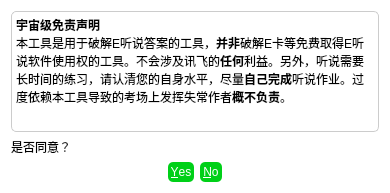
The window that agreement.ui (Howie114514/ETSAnswerCracker) describes before a commit, drawn with Qt 5.
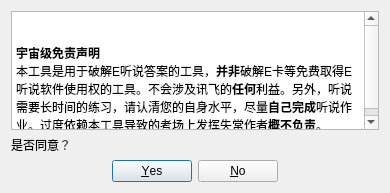
The same window after the commit.

What changed in the file:
```diff
--- a/agreement.ui
+++ b/agreement.ui
@@ -13,39 +13,34 @@
   <property name="windowTitle">
    <string>免责声明</string>
   </property>
-  <property name="styleSheet">
-   <string notr="true">QDialog{
-  background-color:#fff
-}
-QTextBrowser{
-  background-color:#fff;
-  border:1px solid #ccc;
-  border-radius:5px
-}
-QPushButton{
-	background-color: rgb(0, 208, 24);
-	border:0px;
-	border-radius:5px;
-	color:#fff;
-	padding:3px;
-}
-QPushButton::hover{
-	background-color: rgb(0, 100, 10);
-}</string>
-  </property>
+
   <layout class="QVBoxLayout" name="verticalLayout">
    <item>
     <widget class="QTextBrowser" name="textBrowser">
      <property name="html">
-      <string>&lt;!DOCTYPE HTML PUBLIC &quot;-//W3C//DTD HTML 4.0//EN&quot; &quot;http://www.w3.org/TR/REC-html40/strict.dtd&quot;&gt;
-&lt;html&gt;&lt;head&gt;&lt;meta name=&quot;qrichtext&quot; content=&quot;1&quot; /&gt;&lt;meta charset=&quot;utf-8&quot; /&gt;&lt;style type=&quot;text/css&quot;&gt;
-p, li { white-space: pre-wrap; }
-hr { height: 1px; border-width: 0; }
-li.unchecked::marker { content: &quot;\2610&quot;; }
-li.checked::marker { content: &quot;\2612&quot;; }
-&lt;/style&gt;&lt;/head&gt;&lt;body style=&quot; font-family:'Microsoft YaHei UI'; font-size:9pt; font-weight:400; font-style:normal;&quot;&gt;
-&lt;p style=&quot; margin-top:0px; margin-bottom:0px; margin-left:0px; margin-right:0px; -qt-block-indent:0; text-indent:0px;&quot;&gt;&lt;span style=&quot; font-weight:700;&quot;&gt;宇宙级免责声明&lt;/span&gt;&lt;/p&gt;
-&lt;p style=&quot; margin-top:0px; margin-bottom:0px; margin-left:0px; margin-right:0px; -qt-block-indent:0; text-indent:0px;&quot;&gt;本工具是用于破解E听说答案的工具，&lt;span style=&quot; font-weight:700;&quot;&gt;并非&lt;/span&gt;破解E卡等免费取得E听说软件使用权的工具。不会涉及讯飞的&lt;span style=&quot; font-weight:700;&quot;&gt;任何&lt;/span&gt;利益。另外，听说需要长时间的练习，请认清您的自身水平，尽量&lt;span style=&quot; font-weight:700;&quot;&gt;自己完成&lt;/span&gt;听说作业。过度依赖本工具导致的考场上发挥失常作者&lt;span style=&quot; font-weight:700;&quot;&gt;概不负责&lt;/span&gt;。&lt;/p&gt;&lt;/body&gt;&lt;/html&gt;</string>
+            <string>&lt;!DOCTYPE HTML PUBLIC &quot;-//W3C//DTD HTML 4.0//EN&quot;
+              &quot;http://www.w3.org/TR/REC-html40/strict.dtd&quot;&gt;
+              &lt;html&gt;&lt;head&gt;&lt;meta name=&quot;qrichtext&quot; content=&quot;1&quot;
+              /&gt;&lt;meta charset=&quot;utf-8&quot; /&gt;&lt;style type=&quot;text/css&quot;&gt;
+              p, li { white-space: pre-wrap; }
+              hr { height: 1px; border-width: 0; }
+              li.unchecked::marker { content: &quot;\2610&quot;; }
+              li.checked::marker { content: &quot;\2612&quot;; }
+              &lt;/style&gt;&lt;/head&gt;&lt;body style=&quot; font-family:'Microsoft YaHei UI';
+              font-size:9pt; font-weight:400; font-style:normal;&quot;&gt;
+              &lt;p style=&quot; margin-top:0px; margin-bottom:0px; margin-left:0px;
+              margin-right:0px; -qt-block-indent:0; text-indent:0px;&quot;&gt;&lt;span style=&quot;
+              font-weight:700;&quot;&gt;宇宙级免责声明&lt;/span&gt;&lt;/p&gt;
+              &lt;p style=&quot; margin-top:0px; margin-bottom:0px; margin-left:0px;
+              margin-right:0px; -qt-block-indent:0;
+              text-indent:0px;&quot;&gt;本工具是用于破解E听说答案的工具，&lt;span style=&quot;
+              font-weight:700;&quot;&gt;并非&lt;/span&gt;破解E卡等免费取得E听说软件使用权的工具。不会涉及讯飞的&lt;span
+              style=&quot;
+              font-weight:700;&quot;&gt;任何&lt;/span&gt;利益。另外，听说需要长时间的练习，请认清您的自身水平，尽量&lt;span
+              style=&quot;
+              font-weight:700;&quot;&gt;自己完成&lt;/span&gt;听说作业。过度依赖本工具导致的考场上发挥失常作者&lt;span
+              style=&quot;
+              font-weight:700;&quot;&gt;概不负责&lt;/span&gt;。&lt;/p&gt;&lt;/body&gt;&lt;/html&gt;</string>
      </property>
     </widget>
    </item>
```
Left out of the diff: 4 changed lines with no effect on the pictures. Lines whose indentation alone changed are shown as unchanged.
